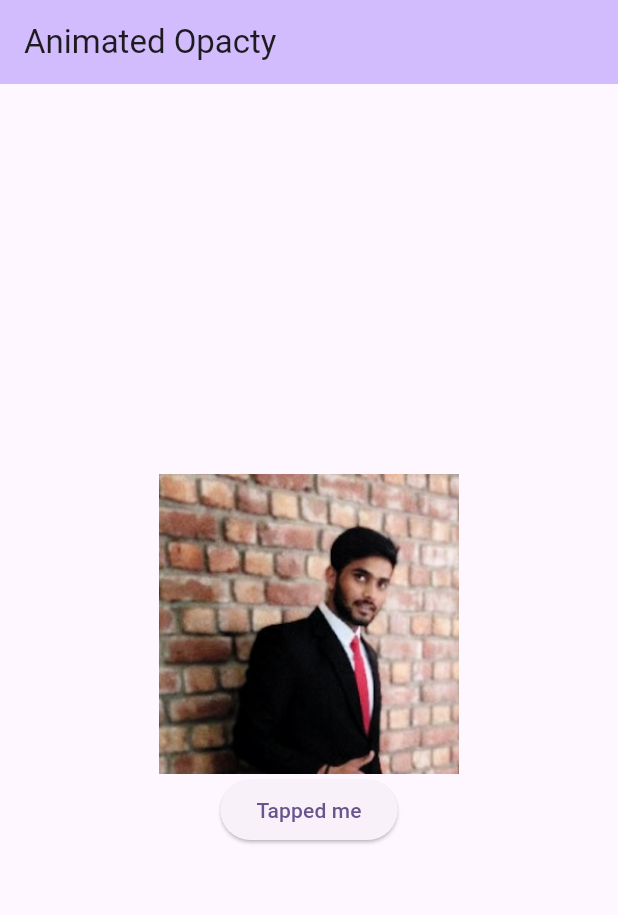
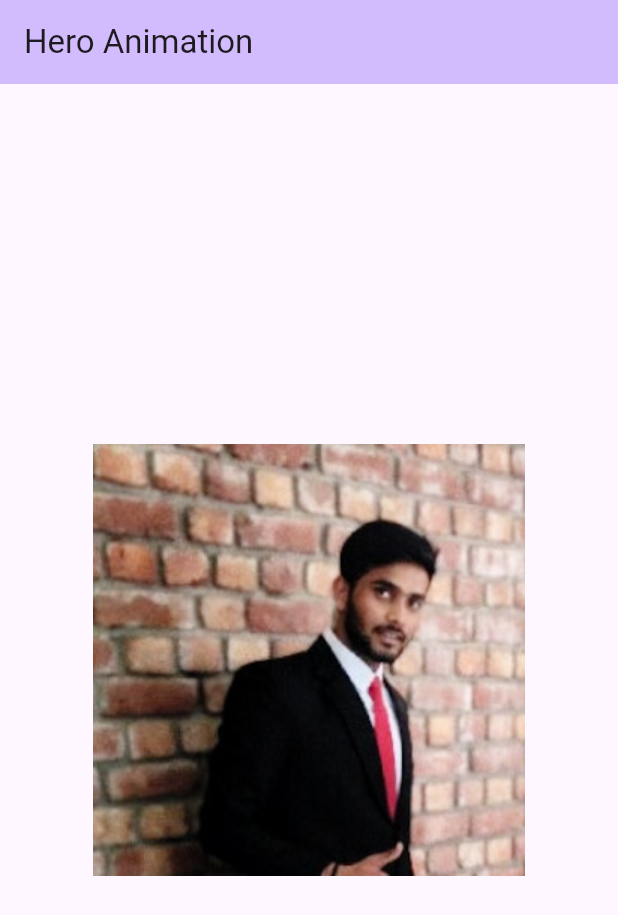
Before and after one commit to jainsourab99/animated_widget, a Flutter app: the screen it shows after launch, on a phone screen of 412 x 824 dp. Shown: the top 915 px of the screen. Run offline on Flutter 3.47's test engine with Material 3 defaults, Android fonts, the phone set to English and light mode, and no system bars.

Commit message:
Hero Animation Widget

```diff
--- a/lib/main.dart
+++ b/lib/main.dart
@@ -1,5 +1,4 @@
-import 'dart:async';
-
+import 'package:animated_widget/Details_Screen.dart';
 import 'package:flutter/material.dart';
 
 void main() {
@@ -41,15 +40,6 @@
 class MyHomePage extends StatefulWidget {
   const MyHomePage({super.key, required this.title});
 
-  // This widget is the home page of your application. It is stateful, meaning
-  // that it has a State object (defined below) that contains fields that affect
-  // how it looks.
-
-  // This class is the configuration for the state. It holds the values (in this
-  // case the title) provided by the parent (in this case the App widget) and
-  // used by the build method of the State. Fields in a Widget subclass are
-  // always marked "final".
-
   final String title;
 
   @override
@@ -57,24 +47,6 @@
 }
 
 class _MyHomePageState extends State<MyHomePage> {
-  bool isFirst = true;
-  Decoration myDecor = BoxDecoration(
-      borderRadius: BorderRadius.circular(2), color: Colors.blueGrey);
-
-  @override
-  void initState() {
-    super.initState();
-    Timer(Duration(seconds: 2), () {
-      reload();
-    });
-  }
-
-  void reload() {
-    setState(() {
-      isFirst = !isFirst;
-    });
-  }
-
   @override
   Widget build(BuildContext context) {
     // This method is rerun every time setState is called, for instance as done
@@ -91,40 +63,24 @@
         backgroundColor: Theme.of(context).colorScheme.inversePrimary,
         // Here we take the value from the MyHomePage object that was created by
         // the App.build method, and use it to set our appbar title.
-        title: Text("Animated Opacty"),
+        title: Text("Hero Animation"),
       ),
-      body: Center(
-        child: Column(
-          mainAxisAlignment: MainAxisAlignment.center,
-          children: [
-            AnimatedCrossFade(
-              sizeCurve: Curves.bounceIn,
-              firstChild: Container(
-                width: 200,
-                height: 200,
-                color: Colors.amber,
-              ),
-              secondChild: Image.asset(
-                "assets/images/photo.png",
-                height: 200,
-                width: 200,
-              ),
-              crossFadeState: isFirst
-                  ? CrossFadeState.showFirst
-                  : CrossFadeState.showSecond,
-              duration: const Duration(seconds: 2),
-              firstCurve: Curves.decelerate,
-              secondCurve: Curves.easeInCirc,
+      body: Container(
+        child: Center(
+          child: InkWell(
+            onTap: () {
+              Navigator.push(
+                context,
+                MaterialPageRoute(
+                  builder: (context) => DetailsScreen(),
+                ),
+              );
+            },
+            child: Hero(
+              tag: "background",
+              child: Image.asset("assets/images/photo.png"),
             ),
-            ElevatedButton(
-              onPressed: () {
-                setState(() {
-                  isFirst = !isFirst;
-                });
-              },
-              child: Text("Tapped me"),
-            ),
-          ],
+          ),
         ),
       ),
     );
```
Also changed, not shown: lib/Details_Screen.dart (added, +16 -0 lines).
